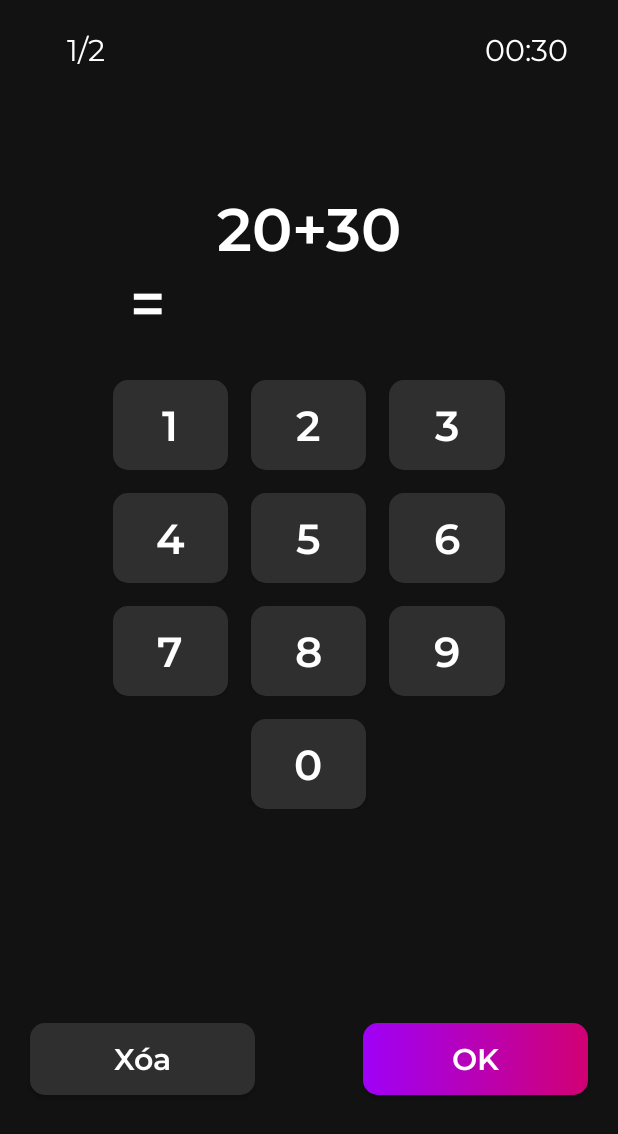
After one commit to tranthihaiyen102/O.Oclock, an Android app: the TurnOffAlarmMath screen opened directly, with no data from a screen before it, on a phone screen of 412 x 824 dp. The commit adds this screen. Shown: the top 1134 px of the screen. Run offline under Robolectric (Android 15) with nearby library versions, the phone set to English and light mode, and no system bars.

Commit message:
Giao diện tắt báo thức - Giải toán

```diff
--- a/app/src/main/AndroidManifest.xml
+++ b/app/src/main/AndroidManifest.xml
@@ -10,11 +10,14 @@
         android:supportsRtl="true"
         android:theme="@style/Theme.OOclock">
         <activity
+            android:name=".TurnOffAlarmMath"
+            android:exported="false" />
+        <activity
             android:name=".TurnOffAlarm"
             android:exported="false" />
         <activity
             android:name=".CreateAlarm"
-            android:exported="true"></activity>
+            android:exported="true" />
         <activity
             android:name=".MenuSettingsHelp"
             android:exported="false" />
--- a/app/src/main/java/com/example/ooclock/TurnOffAlarm.java
+++ b/app/src/main/java/com/example/ooclock/TurnOffAlarm.java
@@ -2,7 +2,9 @@ package com.example.ooclock;
 
 import androidx.appcompat.app.AppCompatActivity;
 
+import android.content.Intent;
 import android.os.Bundle;
+import android.view.View;
 
 public class TurnOffAlarm extends AppCompatActivity {
 
@@ -11,4 +13,9 @@ public class TurnOffAlarm extends AppCompatActivity {
         super.onCreate(savedInstanceState);
         setContentView(R.layout.activity_turn_off_alarm);
     }
+
+    public void turnOffAlarm(View view) {
+        Intent intent = new Intent(this, TurnOffAlarmMath.class);
+        startActivity(intent);
+    }
 }
--- /dev/null
+++ b/app/src/main/java/com/example/ooclock/TurnOffAlarmMath.java
@@ -0,0 +1,20 @@
+package com.example.ooclock;
+
+import androidx.appcompat.app.AppCompatActivity;
+
+import android.os.Bundle;
+import android.text.InputType;
+import android.view.inputmethod.EditorInfo;
+import android.view.inputmethod.InputConnection;
+import android.widget.EditText;
+
+public class TurnOffAlarmMath extends AppCompatActivity {
+
+    @Override
+    protected void onCreate(Bundle savedInstanceState) {
+        super.onCreate(savedInstanceState);
+        setContentView(R.layout.activity_turn_off_alarm_math);
+    }
+
+
+}
--- /dev/null
+++ b/app/src/main/res/drawable/btn_number.xml
@@ -0,0 +1,9 @@
+<?xml version="1.0" encoding="utf-8"?>
+<selector xmlns:android="http://schemas.android.com/apk/res/android">
+<item>
+    <shape>
+        <solid android:color="#2F2F2F"></solid>
+        <corners android:radius="10dp"></corners>
+    </shape>
+</item>
+</selector>
--- a/app/src/main/res/drawable/button.xml
+++ b/app/src/main/res/drawable/button.xml
@@ -5,6 +5,7 @@
             <gradient android:startColor="#9F00F7"
                 android:endColor="#D20073"
                 android:centerColor="#B800B5"></gradient>
+            <corners android:radius="10dp"></corners>
         </shape>
     </item>
 </selector>
--- a/app/src/main/res/drawable/checkbox_checked.xml
+++ b/app/src/main/res/drawable/checkbox_checked.xml
@@ -3,6 +3,6 @@
     <gradient
         android:startColor="@color/purple"
         android:endColor="@color/pink"
-        android:angle="270"/>
+        />
     <corners android:radius="10dp"/>
 </shape>
--- a/app/src/main/res/layout/activity_turn_off_alarm.xml
+++ b/app/src/main/res/layout/activity_turn_off_alarm.xml
@@ -45,7 +45,7 @@
         app:layout_constraintTop_toTopOf="parent" />
 
     <TextView
-        android:id="@+id/d_y_t_p_th_"
+        android:id="@+id/noi_dung"
         android:layout_width="wrap_content"
         android:layout_height="wrap_content"
         android:layout_alignParentLeft="true"
@@ -81,6 +81,7 @@
         app:layout_constraintBottom_toBottomOf="parent"
         app:layout_constraintEnd_toEndOf="parent"
         app:layout_constraintHorizontal_bias="0.704"
+        android:onClick="turnOffAlarm"
         app:layout_constraintStart_toStartOf="parent" />
 
 </androidx.constraintlayout.widget.ConstraintLayout>
--- /dev/null
+++ b/app/src/main/res/layout/activity_turn_off_alarm_math.xml
@@ -0,0 +1,326 @@
+<?xml version="1.0" encoding="utf-8"?>
+<androidx.constraintlayout.widget.ConstraintLayout xmlns:android="http://schemas.android.com/apk/res/android"
+    xmlns:app="http://schemas.android.com/apk/res-auto"
+    xmlns:tools="http://schemas.android.com/tools"
+    android:layout_width="match_parent"
+    android:layout_height="match_parent"
+    android:background="@color/black"
+    tools:context=".TurnOffAlarmMath">
+
+    <TextView
+        android:id="@+id/quiz_page"
+        android:layout_width="wrap_content"
+        android:layout_height="wrap_content"
+        android:layout_alignParentLeft="true"
+        android:layout_alignParentTop="true"
+        android:layout_marginStart="20dp"
+        android:layout_marginTop="20dp"
+        android:layout_marginEnd="314dp"
+        android:fontFamily="@font/montserrat_regular"
+        android:gravity="top"
+        android:text="@string/quiz_page"
+        android:textColor="@color/white"
+        android:textSize="20sp"
+        app:layout_constraintEnd_toEndOf="parent"
+        app:layout_constraintHorizontal_bias="0.47"
+        app:layout_constraintStart_toStartOf="parent"
+        app:layout_constraintTop_toTopOf="parent" />
+
+
+    <TextView
+        android:id="@+id/computed_time"
+        android:layout_width="wrap_content"
+        android:layout_height="wrap_content"
+        android:layout_alignParentLeft="true"
+        android:layout_alignParentTop="true"
+        android:layout_marginStart="240dp"
+        android:layout_marginTop="20dp"
+        android:layout_marginEnd="20dp"
+        android:fontFamily="@font/montserrat_regular"
+        android:gravity="right|top"
+        android:text="@string/computed_time"
+        android:textColor="@color/white"
+        android:textSize="20sp"
+        app:layout_constraintEnd_toEndOf="parent"
+        app:layout_constraintStart_toEndOf="@+id/quiz_page"
+        app:layout_constraintTop_toTopOf="parent" />
+
+    <!-- 20+30 -->
+    <TextView
+        android:id="@+id/txtPhepToan"
+        android:layout_width="wrap_content"
+        android:layout_height="wrap_content"
+        android:layout_alignParentLeft="true"
+        android:layout_alignParentTop="true"
+        android:layout_marginStart="119dp"
+        android:layout_marginTop="126dp"
+        android:layout_marginEnd="119dp"
+        android:fontFamily="@font/montserrat_semibold"
+        android:gravity="center_horizontal|top"
+        android:text="@string/txt_phepToan"
+        android:textColor="@color/white"
+        android:textSize="40sp"
+        app:layout_constraintEnd_toEndOf="parent"
+        app:layout_constraintStart_toStartOf="parent"
+        app:layout_constraintTop_toTopOf="parent" />
+
+    <!-- = -->
+    <TextView
+        android:id="@+id/txt_DauBang"
+        android:layout_width="wrap_content"
+        android:layout_height="wrap_content"
+        android:layout_alignParentLeft="true"
+        android:layout_alignParentTop="true"
+        android:layout_marginStart="60dp"
+        android:layout_marginTop="175dp"
+        android:layout_marginEnd="276dp"
+        android:fontFamily="@font/montserrat_semibold"
+        android:gravity="top"
+        android:text="@string/txt_dauBang"
+        android:textColor="@color/white"
+        android:textSize="40sp"
+        app:layout_constraintEnd_toEndOf="parent"
+        app:layout_constraintStart_toStartOf="parent"
+        app:layout_constraintTop_toTopOf="parent" />
+
+
+
+
+
+    <LinearLayout
+        android:id="@+id/linearLayout4"
+        android:layout_width="match_parent"
+        android:layout_height="wrap_content"
+        android:layout_marginStart="75dp"
+        android:layout_marginTop="75dp"
+        android:layout_marginEnd="75dp"
+        android:orientation="vertical"
+        app:layout_constraintEnd_toEndOf="parent"
+        app:layout_constraintStart_toStartOf="parent"
+        app:layout_constraintTop_toBottomOf="@+id/txtPhepToan">
+
+        <LinearLayout
+            android:layout_width="match_parent"
+            android:layout_height="wrap_content"
+            android:orientation="horizontal">
+
+            <Button
+                android:id="@+id/button_1"
+                android:layout_width="60dp"
+                android:layout_height="60dp"
+                android:layout_weight="1"
+                android:background="@drawable/btn_number"
+                android:fontFamily="@font/montserrat_semibold"
+                android:text="1"
+                android:textColor="@color/white"
+                android:textSize="28sp" />
+
+            <Space
+                android:layout_width="15dp"
+                android:layout_height="wrap_content" />
+
+            <Button
+                android:id="@+id/button_2"
+                android:layout_width="60dp"
+                android:layout_height="60dp"
+                android:layout_weight="1"
+                android:background="@drawable/btn_number"
+                android:fontFamily="@font/montserrat_semibold"
+                android:text="2"
+                android:textColor="@color/white"
+                android:textSize="28sp" />
+
+            <Space
+                android:layout_width="15dp"
+                android:layout_height="wrap_content" />
+
+            <Button
+                android:id="@+id/button_3"
+                android:layout_width="60dp"
+                android:layout_height="60dp"
+                android:layout_weight="1"
+                android:background="@drawable/btn_number"
+                android:fontFamily="@font/montserrat_semibold"
+                android:text="3"
+                android:textColor="@color/white"
+                android:textSize="28sp" />
+
+
+        </LinearLayout>
+
+        <Space
+            android:layout_width="wrap_content"
+            android:layout_height="15dp"
+            android:layout_weight="1" />
+
+        <LinearLayout
+            android:layout_width="match_parent"
+            android:layout_height="wrap_content"
+            android:orientation="horizontal">
+
+            <Button
+                android:id="@+id/button_4"
+                android:layout_width="60dp"
+                android:layout_height="60dp"
+                android:layout_weight="1"
+                android:background="@drawable/btn_number"
+                android:fontFamily="@font/montserrat_semibold"
+                android:text="4"
+                android:textColor="@color/white"
+                android:textSize="28sp" />
+
+            <Space
+                android:layout_width="15dp"
+                android:layout_height="wrap_content" />
+
+            <Button
+                android:id="@+id/button_5"
+                android:layout_width="60dp"
+                android:layout_height="60dp"
+                android:layout_weight="1"
+                android:background="@drawable/btn_number"
+                android:fontFamily="@font/montserrat_semibold"
+                android:text="5"
+                android:textColor="@color/white"
+                android:textSize="28sp" />
+
+            <Space
+                android:layout_width="15dp"
+                android:layout_height="wrap_content" />
+
+            <Button
+                android:id="@+id/button_6"
+                android:layout_width="60dp"
+                android:layout_height="60dp"
+                android:layout_weight="1"
+                android:background="@drawable/btn_number"
+                android:fontFamily="@font/montserrat_semibold"
+                android:text="6"
+                android:textColor="@color/white"
+                android:textSize="28sp" />
+
+
+        </LinearLayout>
+
+        <Space
+            android:layout_width="wrap_content"
+            android:layout_height="15dp"
+            android:layout_weight="1" />
+
+        <LinearLayout
+            android:layout_width="match_parent"
+            android:layout_height="wrap_content"
+            android:orientation="horizontal">
+
+            <Button
+                android:id="@+id/button_7"
+                android:layout_width="60dp"
+                android:layout_height="60dp"
+                android:layout_weight="1"
+                android:background="@drawable/btn_number"
+                android:fontFamily="@font/montserrat_semibold"
+                android:text="7"
+                android:textColor="@color/white"
+                android:textSize="28sp" />
+
+            <Space
+                android:layout_width="15dp"
+                android:layout_height="wrap_content" />
+
+            <Button
+                android:id="@+id/button_8"
+                android:layout_width="60dp"
+                android:layout_height="60dp"
+                android:layout_weight="1"
+                android:background="@drawable/btn_number"
+                android:fontFamily="@font/montserrat_semibold"
+                android:text="8"
+                android:textColor="@color/white"
+                android:textSize="28sp" />
+
+            <Space
+                android:layout_width="15dp"
+                android:layout_height="wrap_content" />
+
+            <Button
+                android:id="@+id/button_9"
+                android:layout_width="60dp"
+                android:layout_height="60dp"
+                android:layout_weight="1"
+                android:background="@drawable/btn_number"
+                android:fontFamily="@font/montserrat_semibold"
+                android:text="9"
+                android:textColor="@color/white"
+                android:textSize="28sp" />
+
+        </LinearLayout>
+
+        <Space
+            android:layout_width="wrap_content"
+            android:layout_height="15dp"
+            android:layout_weight="1" />
+
+        <LinearLayout
+            android:layout_width="match_parent"
+            android:layout_height="wrap_content">
+
+            <Space
+                android:layout_width="75dp"
+                android:layout_height="wrap_content"
+                android:layout_weight="1" />
+
+            <Button
+                android:id="@+id/button_0"
+                android:layout_width="60dp"
+                android:layout_height="60dp"
+                android:layout_weight="1"
+                android:background="@drawable/btn_number"
+                android:fontFamily="@font/montserrat_semibold"
+                android:gravity="center"
+                android:text="0"
+                android:textColor="@color/white"
+                android:textSize="28sp" />
+
+            <Space
+                android:layout_width="75dp"
+                android:layout_height="wrap_content"
+                android:layout_weight="1" />
+        </LinearLayout>
+    </LinearLayout>
+
+
+    <Button
+        android:id="@+id/btn_delNum"
+        android:layout_width="150dp"
+        android:layout_height="wrap_content"
+        android:layout_marginStart="20dp"
+        android:layout_marginBottom="94dp"
+        android:layout_weight="1"
+        android:background="@drawable/btn_number"
+        android:fontFamily="@font/montserrat_semibold"
+        android:text="Xóa"
+        android:textAllCaps="false"
+        android:textColor="@color/white"
+        android:textSize="20sp"
+        app:layout_constraintBottom_toBottomOf="parent"
+        app:layout_constraintStart_toStartOf="parent"></Button>
+
+    <Button
+        android:id="@+id/btn_OK"
+        android:layout_width="150dp"
+        android:layout_height="wrap_content"
+        android:layout_marginEnd="20dp"
+        android:layout_marginBottom="94dp"
+        android:layout_weight="1"
+        android:background="@drawable/button"
+        android:fontFamily="@font/montserrat_semibold"
+        android:text="OK"
+        android:textAllCaps="false"
+
+        android:textColor="@color/white"
+        android:textSize="20sp"
+        app:layout_constraintBottom_toBottomOf="parent"
+        app:layout_constraintEnd_toEndOf="parent"></Button>
+
+
+</androidx.constraintlayout.widget.ConstraintLayout>
--- a/app/src/main/res/values/strings.xml
+++ b/app/src/main/res/values/strings.xml
@@ -57,6 +57,10 @@
     <string name="gioThucDay">Giờ thức dậy</string>
     <string name="txt_GioThucDay">06:00</string>
     <string name="noi_dung">Dậy tập thể dục và ăn sáng</string>
+    <string name="quiz_page">1/2</string>
+    <string name="computed_time">00:30</string>
+    <string name="txt_phepToan">20+30</string>
+    <string name="txt_dauBang">=</string>
 
 
 </resources>
```
